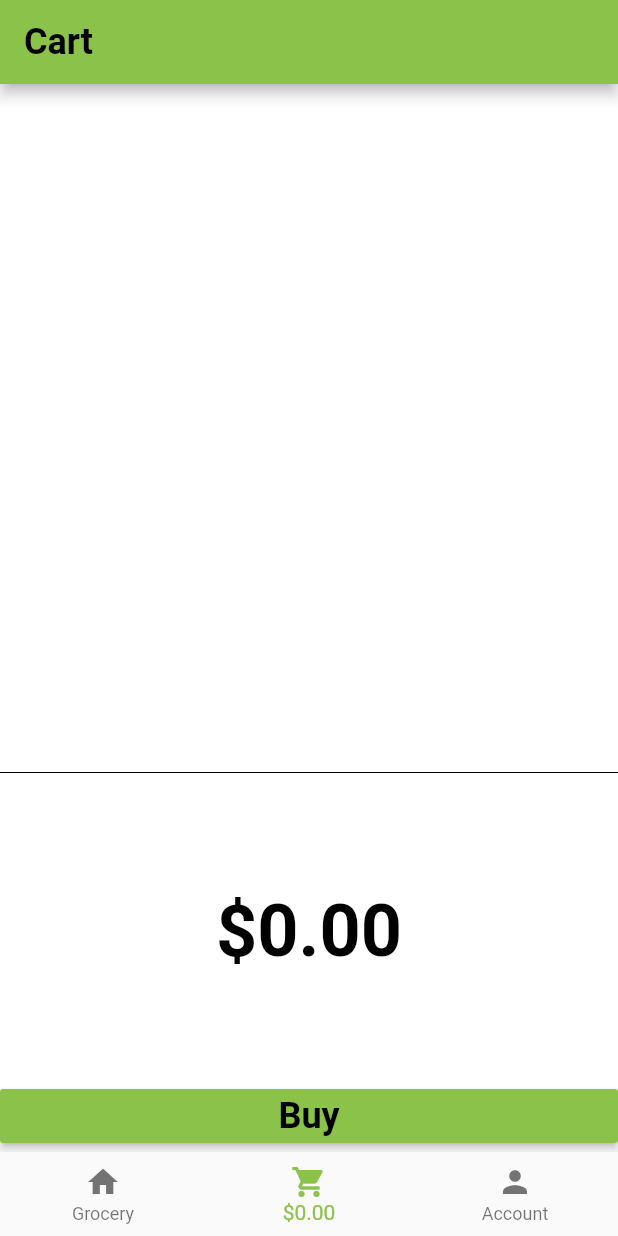
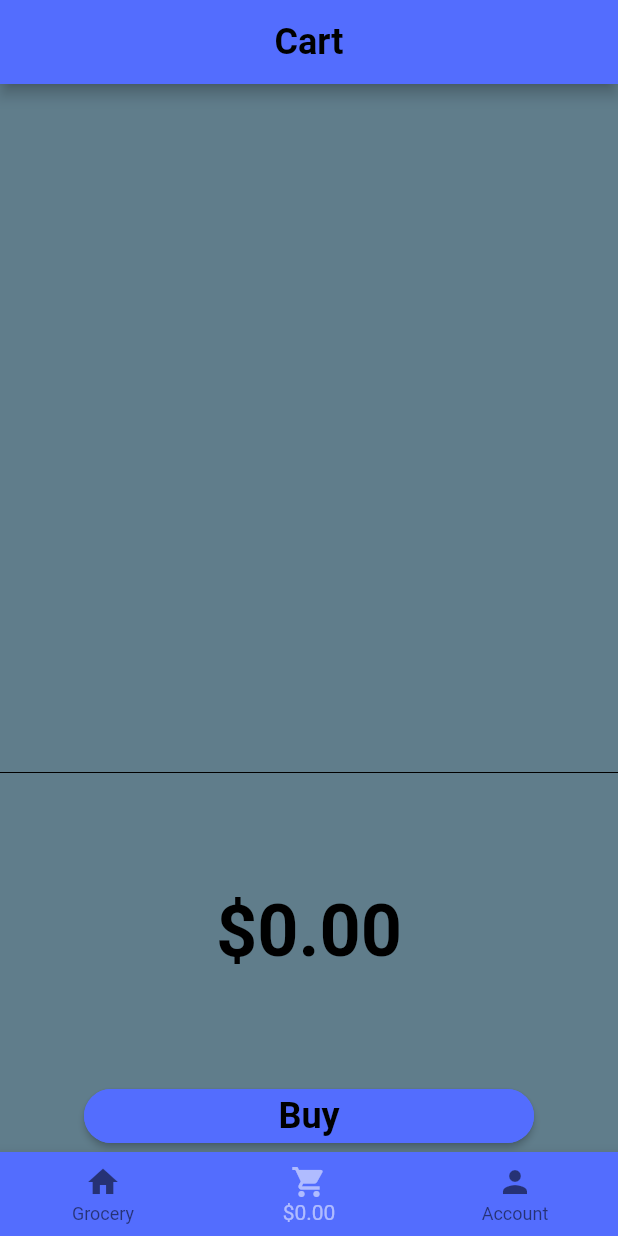
Before and after one commit to SamuelKampen/grocery_bullet, a Flutter app: the Home screen opened directly, item 2 of the bottom bar chosen, on a phone screen of 412 x 824 dp. Run offline on Flutter 3.47's test engine with Material 2 defaults, Android fonts, the phone set to English and light mode, and no system bars; our stand-ins replace cloud_firestore, firebase_auth, google_sign_in; missing offline and left inert: flutter_counter, square_in_app_payments; accounts and stored records are empty; Roboto replaces fonts that are missing (Corben).

```diff
--- a/lib/common/theme.dart
+++ b/lib/common/theme.dart
@@ -1,7 +1,8 @@
 import 'package:flutter/material.dart';
 
 final appTheme = ThemeData(
-  primarySwatch: Colors.lightGreen,
+  primarySwatch: Colors.indigo,
+  scaffoldBackgroundColor: Colors.blueGrey,
   textTheme: TextTheme(
     display4: TextStyle(
       fontFamily: 'Corben',
--- a/lib/models/item.dart
+++ b/lib/models/item.dart
@@ -5,18 +5,21 @@ class Item {
   final String name;
   final double price;
   final int count;
+  final String url;
   final DocumentReference reference;
 
   Item.fromMap(Map<String, dynamic> map, {this.reference})
       : assert(map['name'] != null),
         assert(map['price'] != null),
         assert(map['count'] != null),
+        assert(map['url'] != null),
         name = map['name'],
         // If the value in the database is just stored as a whole number
         // i.e. 2 the cast to double will fail so we change to string then
         // parse as a double.
         price = double.parse(map['price'].toString()),
-        count = map['count'];
+        count = map['count'],
+        url = map['url'];
 
   Item.fromSnapshot(DocumentSnapshot snapshot)
       : this.fromMap(snapshot.data, reference: snapshot.reference);
--- a/lib/screens/account.dart
+++ b/lib/screens/account.dart
@@ -27,11 +27,16 @@ class Account extends StatelessWidget {
             ),
             RaisedButton(
               child: Text('Log out'),
+              color: Colors.indigoAccent,
               onPressed: () async {
                 await FirebaseAuth.instance.signOut();
                 Navigator.pushReplacement(context,
                     MaterialPageRoute(builder: (context) => SignInPage()));
               },
+              shape: RoundedRectangleBorder(
+                borderRadius: BorderRadius.circular(18.0),
+                side: BorderSide(color: Colors.indigoAccent),
+              ),
             )
           ],
         ));
--- a/lib/screens/cart.dart
+++ b/lib/screens/cart.dart
@@ -26,7 +26,7 @@ class _CartState extends State<Cart> {
   Widget build(BuildContext context) {
     _cartModel = Provider.of(context);
     return Container(
-      color: Colors.white,
+      color: Colors.blueGrey,
       child: Column(
         children: [
           Expanded(
@@ -38,14 +38,18 @@ class _CartState extends State<Cart> {
           Divider(height: 10, color: Colors.black),
           _CartTotal(),
           SizedBox(
-            width: double.infinity,
+            width: 300,
             child: RaisedButton(
               onPressed: () {
                 _pay();
               },
               child: Text('Buy', style: Theme.of(context).textTheme.display4),
-              color: Colors.lightGreen,
+              color: Colors.indigoAccent,
               textColor: Colors.white,
+              shape: RoundedRectangleBorder(
+                borderRadius: BorderRadius.circular(18.0),
+                side: BorderSide(color: Colors.indigoAccent),
+              ),
             ),
           ),
         ],
--- a/lib/screens/home.dart
+++ b/lib/screens/home.dart
@@ -3,8 +3,8 @@ import 'package:grocery_bullet/models/cart.dart';
 import 'package:grocery_bullet/screens/account.dart';
 import 'package:grocery_bullet/screens/cart.dart';
 import 'package:grocery_bullet/screens/grocery.dart';
+import 'package:intl/intl.dart';
 import 'package:provider/provider.dart';
-import 'package:intl/intl.dart';
 
 // Used to format doubles as currency
 final oCcy = new NumberFormat("#,##0.00", "en_US");
@@ -34,14 +34,18 @@ class _HomeState extends State<Home> {
     var cart = Provider.of<CartModel>(context);
     return Scaffold(
       appBar: AppBar(
-        title: Text(_appBarNames[_currentIndex],
-            style: Theme.of(context).textTheme.display4),
-        backgroundColor: Colors.lightGreen,
+        title: Center(
+          child: Text(_appBarNames[_currentIndex],
+              style: Theme.of(context).textTheme.display4),
+        ),
+        backgroundColor: Colors.indigoAccent,
       ),
       body: _children[_currentIndex],
       bottomNavigationBar: BottomNavigationBar(
         onTap: onTabTapped,
         currentIndex: _currentIndex,
+        backgroundColor: Colors.indigoAccent,
+        selectedItemColor: Colors.white54,
         items: [
           new BottomNavigationBarItem(
             icon: Icon(Icons.home),
--- a/lib/screens/signin.dart
+++ b/lib/screens/signin.dart
@@ -17,7 +17,7 @@ class SignInPageState extends State<SignInPage> {
   Widget build(BuildContext context) {
     return Scaffold(
       appBar: AppBar(
-        title: Text(widget.title),
+        title: Center(child: Text(widget.title)),
       ),
       body: Builder(builder: (BuildContext context) {
         return ListView(
--- a/pubspec.yaml
+++ b/pubspec.yaml
@@ -1,7 +1,7 @@
 name: grocery_bullet
 description: A shopping app sample that uses Provider for state management.
 
-version: 1.9.1+hotfix.6
+version: 1.17.5
 
 environment:
   sdk: ">=2.5.0 <3.0.0"
@@ -25,7 +25,7 @@ dependencies:
   intl: ^0.15.7
 
   # Processes CC payments with square
-  square_in_app_payments: ^1.2.3
+  square_in_app_payments: ^1.5.0
 
 dev_dependencies:
   flutter_test:
```
Also changed, not shown: lib/screens/grocery.dart (+8 -15 lines), pubspec.lock, 4 other files.
